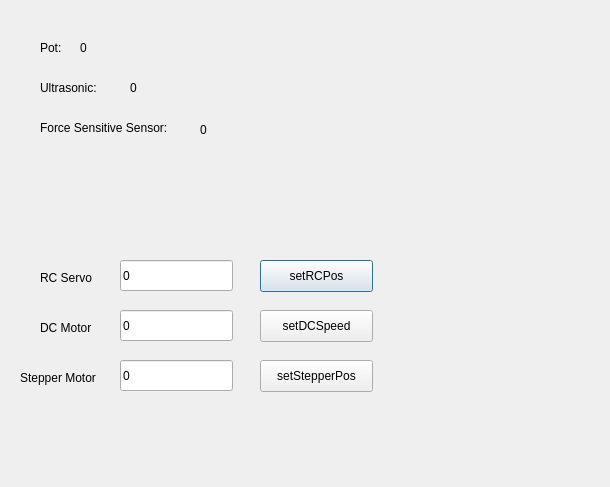
Before: the Qt Designer form motor_lab/GUI/dialog.ui in Sheldon-Smith/WindowMonkey, drawn with Qt 5.
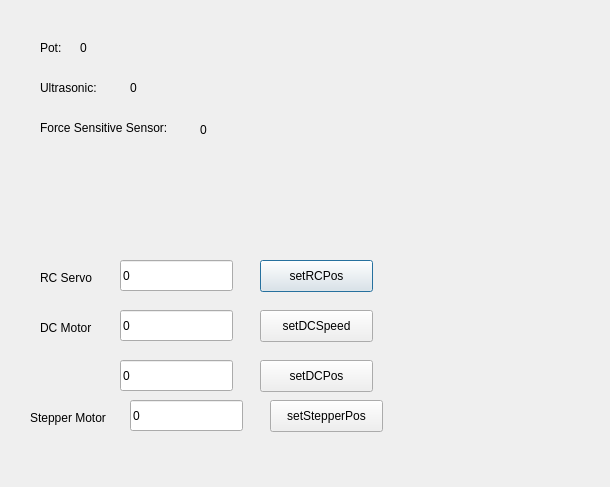
After: the same form once the commit is applied.

Diff of the .ui file:
```diff
--- a/motor_lab/GUI/dialog.ui
+++ b/motor_lab/GUI/dialog.ui
@@ -42,8 +42,8 @@
   <widget class="QLabel" name="label_3">
    <property name="geometry">
     <rect>
-     <x>20</x>
-     <y>370</y>
+     <x>30</x>
+     <y>410</y>
      <width>101</width>
      <height>16</height>
     </rect>
@@ -107,8 +107,8 @@
   <widget class="QLineEdit" name="StepperText">
    <property name="geometry">
     <rect>
-     <x>120</x>
-     <y>360</y>
+     <x>130</x>
+     <y>400</y>
      <width>113</width>
      <height>31</height>
     </rect>
@@ -120,8 +120,8 @@
   <widget class="QPushButton" name="setStepper">
    <property name="geometry">
     <rect>
-     <x>260</x>
-     <y>360</y>
+     <x>270</x>
+     <y>400</y>
      <width>113</width>
      <height>32</height>
     </rect>
@@ -208,6 +208,32 @@
     <string>0</string>
    </property>
   </widget>
+  <widget class="QLineEdit" name="DCPosText">
+   <property name="geometry">
+    <rect>
+     <x>120</x>
+     <y>360</y>
+     <width>113</width>
+     <height>31</height>
+    </rect>
+   </property>
+   <property name="text">
+    <string>0</string>
+   </property>
+  </widget>
+  <widget class="QPushButton" name="setDCPos">
+   <property name="geometry">
+    <rect>
+     <x>260</x>
+     <y>360</y>
+     <width>113</width>
+     <height>32</height>
+    </rect>
+   </property>
+   <property name="text">
+    <string>setDCPos</string>
+   </property>
+  </widget>
  </widget>
  <layoutdefault spacing="6" margin="11"/>
  <resources/>
```
